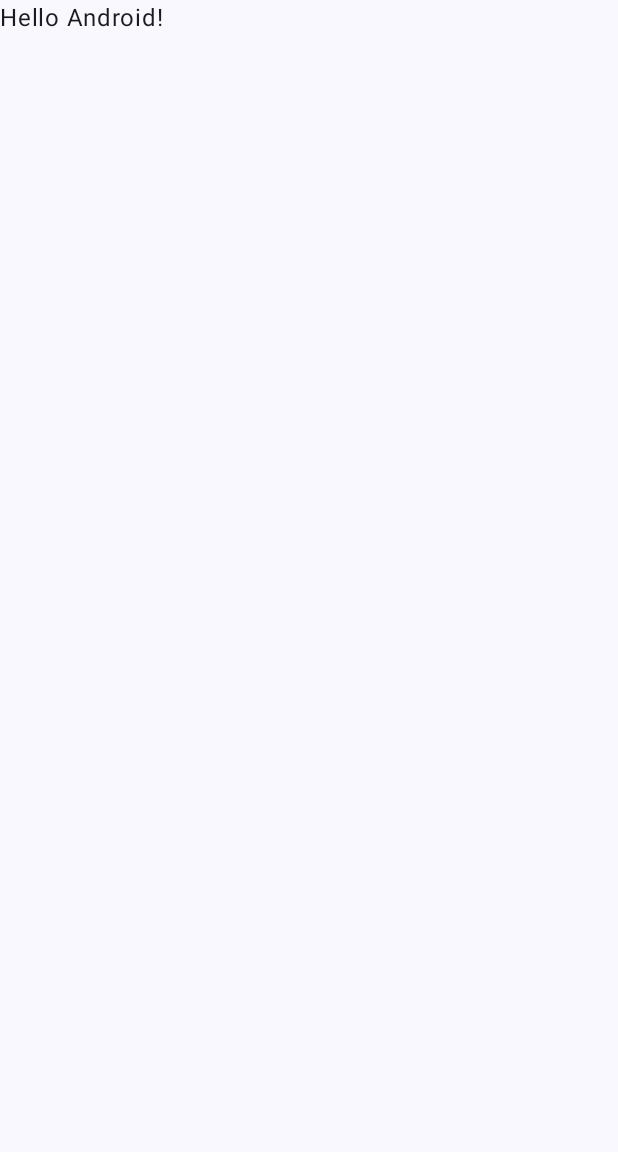
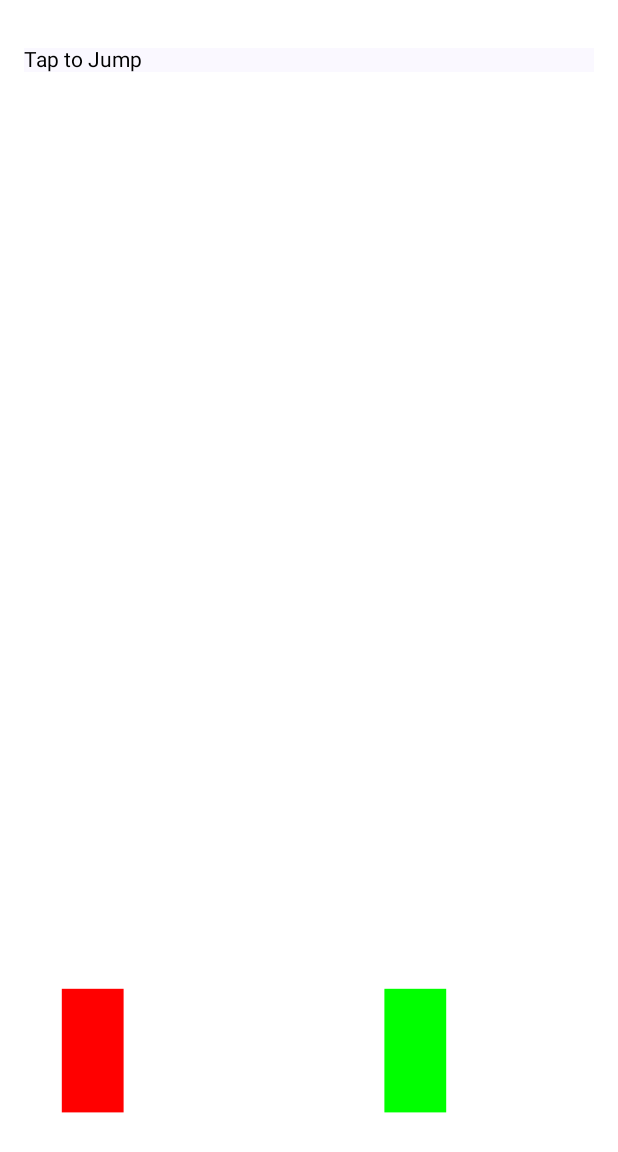
Before and after one commit to Thousand-Projects/JumpingHero-Android, an Android app built with Jetpack Compose: the screen it shows after launch (MainActivity), on a phone screen of 412 x 824 dp. Before the commit the part shown is almost empty. Shown: the top 1152 px of the screen. Run offline under Robolectric (Android 15) with nearby library versions, the phone set to English and light mode, and no system bars.

Commit message:
⚡️ :: GameScreen 추가

```diff
--- /dev/null
+++ b/app/src/main/java/com/uiel/jumpinghero/GameScreen.kt
@@ -0,0 +1,102 @@
+package com.uiel.jumpinghero
+
+import androidx.compose.foundation.Canvas
+import androidx.compose.foundation.background
+import androidx.compose.foundation.layout.fillMaxSize
+import androidx.compose.foundation.layout.fillMaxWidth
+import androidx.compose.foundation.layout.padding
+import androidx.compose.foundation.text.BasicText
+import androidx.compose.material3.Surface
+import androidx.compose.runtime.Composable
+import androidx.compose.runtime.LaunchedEffect
+import androidx.compose.runtime.mutableStateOf
+import androidx.compose.runtime.remember
+import androidx.compose.runtime.rememberCoroutineScope
+import androidx.compose.ui.Modifier
+import androidx.compose.ui.graphics.Color
+import androidx.compose.ui.graphics.drawscope.translate
+import androidx.compose.ui.unit.dp
+import kotlinx.coroutines.delay
+
+@Composable
+fun GameScreen(modifier: Modifier = Modifier) {
+
+    val playerY = remember { mutableStateOf(0f) }
+    val obstacleX = remember { mutableStateOf(1f) }
+    val jumpVelocity = remember { mutableStateOf(0f) }
+    val isJumping = remember { mutableStateOf(false) }
+    val difficultyLevel = remember { mutableStateOf(1) }
+    val obstacleSpeed = remember { mutableStateOf(0.02f) }
+    val obstacleSpawnInterval = remember { mutableStateOf(3000L) }
+    val scope = rememberCoroutineScope()
+
+    LaunchedEffect(Unit) {
+        while (true) {
+            delay(16L)
+            // 캐릭터 점프 로직
+            if (isJumping.value) {
+                playerY.value += jumpVelocity.value
+                jumpVelocity.value += 1f
+                if (playerY.value >= 0f) {
+                    playerY.value = 0f
+                    isJumping.value = false
+                }
+            }
+            // 장애물 이동 로직
+            obstacleX.value -= obstacleSpeed.value
+            if (obstacleX.value < -0.1f) {
+                obstacleX.value = 1f
+                difficultyLevel.value += 1
+
+                // 난이도에 따른 속도 및 생성 간격 조정
+                obstacleSpeed.value += 0.002f // 장애물 속도 증가
+                if (obstacleSpawnInterval.value > 1000L) {
+                    obstacleSpawnInterval.value -= 200L // 장애물 생성 간격 감소
+                }
+            }
+        }
+    }
+
+    // 게임 화면 그리기
+    Surface(modifier = modifier.fillMaxSize()) {
+        Canvas(modifier = Modifier.fillMaxSize().background(Color.White)) {
+            // 캐릭터 그리기
+            translate(left = size.width * 0.1f, top = size.height * 0.8f + playerY.value) {
+                drawRoundRect(
+                    color = Color.Red,
+                    size = size * 0.1f,
+                    cornerRadius = androidx.compose.ui.geometry.CornerRadius.Zero
+                )
+            }
+
+            // 장애물 그리기
+            translate(left = size.width * obstacleX.value, top = size.height * 0.8f) {
+                drawRoundRect(
+                    color = Color.Green,
+                    size = size * 0.1f,
+                    cornerRadius = androidx.compose.ui.geometry.CornerRadius.Zero
+                )
+            }
+        }
+    }
+
+    // 점프 이벤트 처리
+    Surface(
+        modifier = Modifier
+            .fillMaxWidth()
+            .padding(16.dp)
+            .background(Color.Transparent),
+        onClick = {
+            if (!isJumping.value) {
+                isJumping.value = true
+                jumpVelocity.value = -15f
+            }
+        }
+    ) {
+        BasicText(
+            text = "Tap to Jump",
+            modifier = Modifier.fillMaxWidth(),
+            style = androidx.compose.ui.text.TextStyle(color = Color.Black)
+        )
+    }
+}
--- a/app/src/main/java/com/uiel/jumpinghero/MainActivity.kt
+++ b/app/src/main/java/com/uiel/jumpinghero/MainActivity.kt
@@ -20,28 +20,9 @@ class MainActivity : ComponentActivity() {
         setContent {
             JumpingHeroTheme {
                 Scaffold(modifier = Modifier.fillMaxSize()) { innerPadding ->
-                    Greeting(
-                        name = "Android",
-                        modifier = Modifier.padding(innerPadding)
-                    )
+                    GameScreen(modifier = Modifier.padding(innerPadding))
                 }
             }
         }
     }
 }
-
-@Composable
-fun Greeting(name: String, modifier: Modifier = Modifier) {
-    Text(
-        text = "Hello $name!",
-        modifier = modifier
-    )
-}
-
-@Preview(showBackground = true)
-@Composable
-fun GreetingPreview() {
-    JumpingHeroTheme {
-        Greeting("Android")
-    }
-}
```
